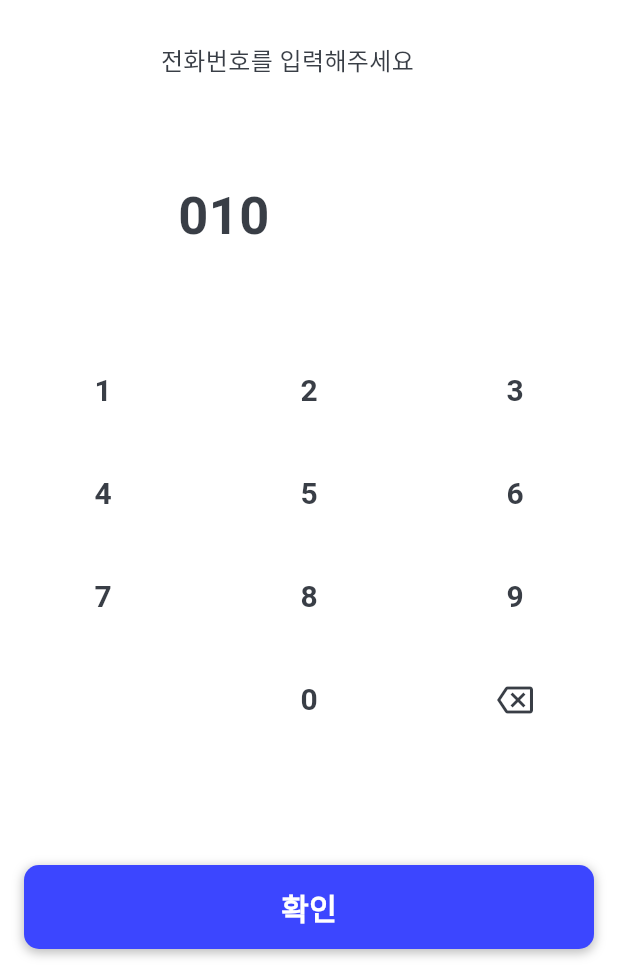
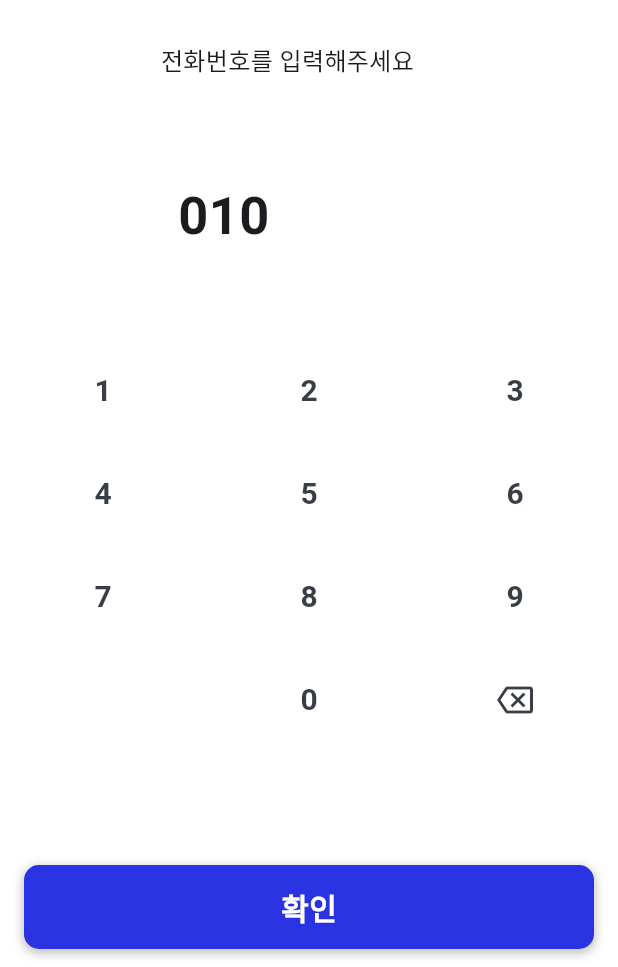
Before and after one commit to qndn3tp/hohoedu-keypad, a Flutter app: the screen it shows after launch, on a phone screen of 412 x 824 dp, the part 269-1236 px from its top. Run offline on Flutter 3.47's test engine with Material 3 defaults, Android fonts, the phone set to English and light mode, and no system bars; our stand-ins replace eva_icons_flutter, get; statements that could not run were skipped.

Commit message:
Style: Add style code

```diff
--- a/lib/style.dart
+++ b/lib/style.dart
@@ -1,7 +1,14 @@
 import 'package:flutter/material.dart';
 
-const PRIMARY_BLUE = Color(0xff3c46ff);
-const TEXT_GREY = Color(0xff393E46);
+class PrimaryColors{
+  static const Color blue = Color(0xff4b54ff);
+  static const Color orange = Color(0xfffd7024);
+  static const Color green = Color(0xff0096a0);
+  static const Color indigo = Color(0xff2933e1);
+  static const Color purple = Color(0xff854fc8);
+  static const Color yellow = Color(0xfffffff4);
+  static const Color textGrey = Color(0xff393E46);
+}
 
 var theme = ThemeData(
   // 배경색
--- a/lib/widgets/confirm_button.dart
+++ b/lib/widgets/confirm_button.dart
@@ -1,10 +1,10 @@
 import 'package:eva_icons_flutter/eva_icons_flutter.dart';
 import 'package:flutter/material.dart';
 import 'package:get/get.dart';
-import 'package:hoho_keypad/services/sendAttendanceNoti.dart';
+import 'package:hoho_keypad/services/send_attendance_noti.dart';
+import 'package:hoho_keypad/style.dart';
 import 'package:hoho_keypad/widgets/custom_dialog.dart';
-import 'package:hoho_keypad/screens/home/number_controller.dart';
-import '../style.dart' as style;
+import 'package:hoho_keypad/screens/home2/number_controller.dart';
 
 ////////////////
 //  확인 버튼  //
@@ -24,7 +24,7 @@
 
         customDialog(                            // 알림창
           context,
-          "출석 완료",
+          "전송 완료",
           icon: Icon(EvaIcons.checkmarkCircle2, color: Colors.green[400])
         );
         numberController.number.value = '010';             // 번호 초기화
@@ -98,7 +98,7 @@
         scale: scale,
         child: Container(
           decoration: BoxDecoration(
-            color: style.PRIMARY_BLUE,
+            color: PrimaryColors.indigo,
             borderRadius: BorderRadius.circular(10.0),
             boxShadow: const [
               BoxShadow(
--- a/lib/widgets/custom_dialog.dart
+++ b/lib/widgets/custom_dialog.dart
@@ -1,6 +1,6 @@
 import 'dart:ui';
 import 'package:flutter/material.dart';
-import '../style.dart' as style;
+import 'package:hoho_keypad/style.dart';
 
 /////////////////////
 // 출석 완료 알림창 //
@@ -18,7 +18,7 @@
           style: const TextStyle(
             fontSize: 18,
             fontWeight: FontWeight.bold,
-            color: style.TEXT_GREY),)
+            color: PrimaryColors.textGrey),)
       ),
       content: icon,
     ),
--- a/lib/widgets/keyboard_key.dart
+++ b/lib/widgets/keyboard_key.dart
@@ -1,5 +1,5 @@
 import 'package:flutter/material.dart';
-import '../style.dart' as style;
+import 'package:hoho_keypad/style.dart';
 
 ////////////////
 //  키패드 키  //
@@ -36,9 +36,9 @@
                 style: const TextStyle(
                   fontSize: 20,
                   fontWeight: FontWeight.bold,
-                  color: style.TEXT_GREY),
+                  color: PrimaryColors.textGrey),
               )
-              : Icon(widget.label, color: style.TEXT_GREY),
+              : Icon(widget.label, color: PrimaryColors.textGrey),
           ),
       ),
     );
```
